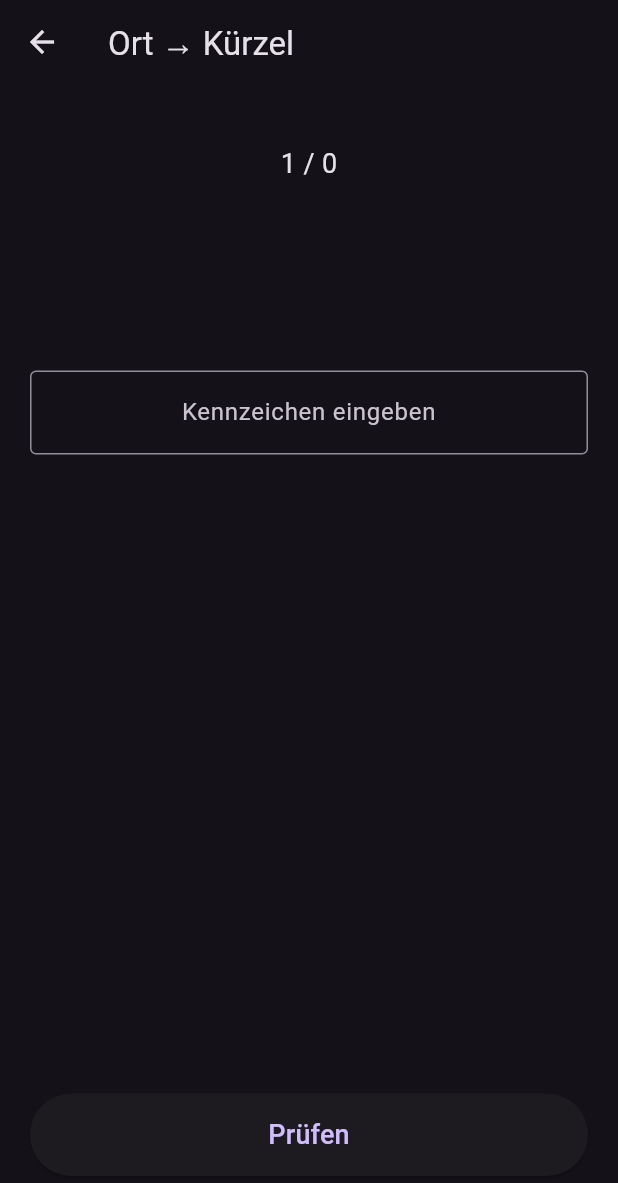
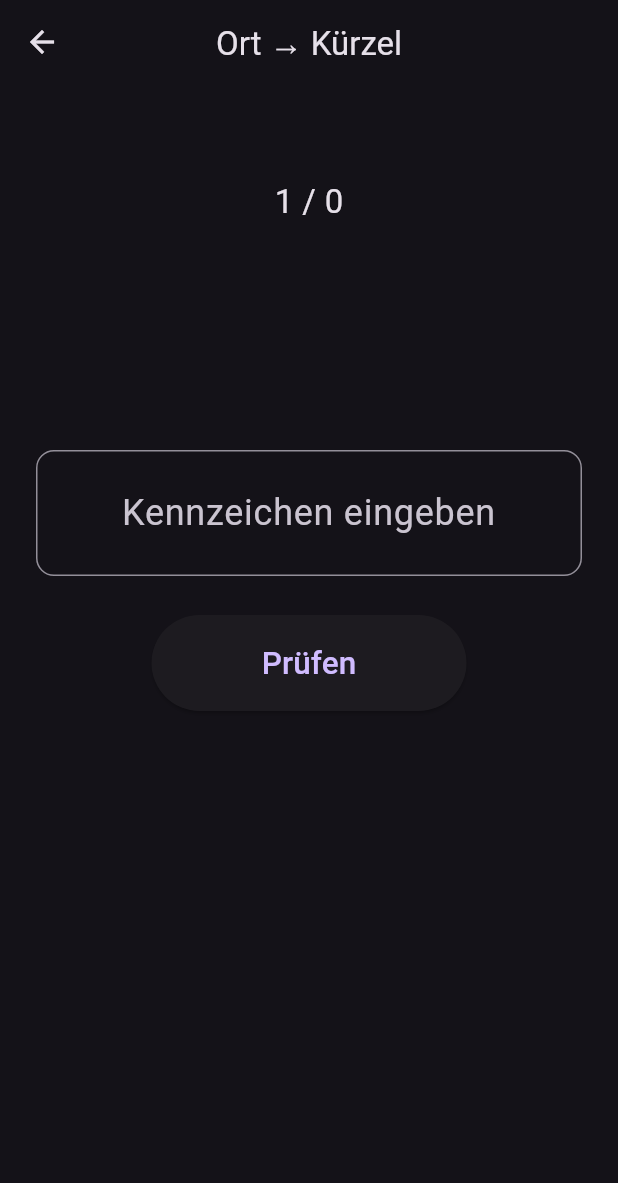
Before and after one commit to MIKIBLUE25/Kennzeichen-Lernapp, a Flutter app: the QuizInputStadt screen opened directly with empty values, after a tap on "Prüfen", on a phone screen of 412 x 824 dp. Shown: the top 1183 px of the screen. Run offline on Flutter 3.47's test engine with Material 3 defaults, Android fonts, the phone set to English and light mode, and no system bars; our stand-ins replace shared_preferences; accounts and stored records are empty; statements that could not run were skipped.

Commit message:
Layout Änderung

```diff
--- a/lib/screens/quiz_input_stadt.dart
+++ b/lib/screens/quiz_input_stadt.dart
@@ -1,7 +1,10 @@
+
 import 'package:flutter/material.dart';
 import '../data/kennzeichen_data.dart';
 import '../logic/quiz_logic.dart';
 import '../logic/storage.dart';
+import '../logic/quiz_session.dart';
+import 'quiz_ende.dart';
 
 class QuizInputStadt extends StatefulWidget {
   final String bundesland;
@@ -18,132 +21,93 @@ class QuizInputStadt extends StatefulWidget {
 class _QuizInputStadtState extends State<QuizInputStadt> {
   final TextEditingController controller = TextEditingController();
 
-  String aktuellesKennzeichen = "";
-  String aktuelleStadt = "";
+  late QuizSession session;
+
+  String aktuellesKennzeichen = '';
+  String aktuelleStadt = '';
 
   bool beantwortet = false;
   bool richtig = false;
 
-  List<String> quizKeys = [];
-  int aktuelleFrage = 0;
-
   @override
   void initState() {
     super.initState();
-    _quizStarten();
-  }
-
-  void _quizStarten() {
-    List<String> keys = [];
-
-    for (var entry in kennzeichenDaten.entries) {
-      for (var eintrag in entry.value) {
-        if (widget.bundesland == "Deutschland" ||
-            eintrag["bundesland"] == widget.bundesland ||
-            (widget.bundesland == "Bundesweit" &&
-                eintrag["bundesland"] == "Bundesweit")) {
-          keys.add(entry.key);
-          break;
-        }
-      }
-    }
-
-    keys.shuffle();
-
-    quizKeys = keys.take(20).toList();
-
-    if (quizKeys.isNotEmpty) {
+    session = QuizSession(bundesland: widget.bundesland);
+    session.start();
     _frageLaden();
-    }
   }
 
   void _frageLaden() {
-    if (aktuelleFrage >= quizKeys.length) {
-      return;
+    aktuellesKennzeichen = session.aktuellesKennzeichen;
+
+    final eintraege = kennzeichenDaten[aktuellesKennzeichen]!;
+    aktuelleStadt = (eintraege[0]['stadt'] as String?) ?? '';
+
+    controller.clear();
+    beantwortet = false;
+    richtig = false;
   }
 
-    aktuellesKennzeichen = quizKeys[aktuelleFrage];
+  Future<void> _antwortPruefen() async {
+    if (beantwortet || controller.text.trim().isEmpty) return;
 
-    var eintraege = kennzeichenDaten[aktuellesKennzeichen]!;
+    final eingabe = controller.text.trim().toUpperCase()
+        .replaceAll(RegExp(r'[\s-]+'), '');
 
-    aktuelleStadt =
-        (eintraege[0]["stadt"] as String?) ?? "";
+    final loesung = aktuellesKennzeichen.toUpperCase()
+        .replaceAll(RegExp(r'[\s-]+'), '');
 
-    controller.clear();
+    final passt = eingabe == loesung ||
+        (eingabe.length >= 2 &&
+            loesung.length >= 2 &&
+            levenshtein(eingabe, loesung) <= 2);
 
-    beantwortet = false;
-    richtig = false;
+    final eintraege = kennzeichenDaten[aktuellesKennzeichen]!;
 
-    setState(() {});
+    if (passt) {
+      eintraege[0]['richtigCount'] =
+          (eintraege[0]['richtigCount'] ?? 0) + 1;
+
+      if (eintraege[0]['richtigCount'] >= 2) {
+        eintraege[0]['gelernt'] = true;
       }
 
-  void _antwortPruefen() async {
-    if (beantwortet) return;
+      session.richtigBeantwortet++;
+    } else {
+      eintraege[0]['falschCount'] =
+          (eintraege[0]['falschCount'] ?? 0) + 1;
+    }
 
-    final eingabe = controller.text.trim();
+    await speichereFortschritt();
 
-    if (eingabe.isEmpty) return;
-
-    bool passt = _pruefeKennzeichen(eingabe);
+    if (!mounted) return;
 
     setState(() {
       beantwortet = true;
       richtig = passt;
     });
-
-    var eintraege = kennzeichenDaten[aktuellesKennzeichen]!;
-
-    if (passt) {
-      eintraege[0]["richtigCount"] =
-          (eintraege[0]["richtigCount"] ?? 0) + 1;
-
-      if (eintraege[0]["richtigCount"] >= 2) {
-        eintraege[0]["gelernt"] = true;
-      }
-    } else {
-      eintraege[0]["falschCount"] =
-          (eintraege[0]["falschCount"] ?? 0) + 1;
-    }
-
-    await speichereFortschritt();
-  }
-
-  bool _pruefeKennzeichen(String eingabe) {
-    String normalize(String text) {
-      return text
-          .toUpperCase()
-          .replaceAll(" ", "")
-          .replaceAll("-", "")
-          .trim();
-    }
-
-    String eingabeNorm = normalize(eingabe);
-    String loesungNorm = normalize(aktuellesKennzeichen);
-
-    if (eingabeNorm == loesungNorm) {
-      return true;
-    }
-
-    // Bis zu 2 Tippfehler erlauben
-    int dist = levenshtein(
-      eingabeNorm,
-      loesungNorm,
-    );
-
-    return dist <= 2;
   }
 
   void _weiter() {
     if (!beantwortet) return;
 
-    if (aktuelleFrage + 1 >= quizKeys.length) {
-      Navigator.pop(context);
+    final hatWeitereFrage = session.naechsteFrage();
+
+    if (!hatWeitereFrage) {
+      Navigator.pushReplacement(
+        context,
+        MaterialPageRoute(
+          builder: (_) => QuizEndeSeite(
+            richtig: session.richtigBeantwortet,
+            gesamt: session.gesamtFragen,
+            bundesland: widget.bundesland,
+          ),
+        ),
+      );
       return;
     }
 
-    aktuelleFrage++;
-
-    _frageLaden();
+    setState(_frageLaden);
   }
 
   @override
@@ -156,82 +120,110 @@ class _QuizInputStadtState extends State<QuizInputStadt> {
   Widget build(BuildContext context) {
     return Scaffold(
       appBar: AppBar(
-        title: const Text("Ort → Kürzel"),
+        title: const Text('Ort → Kürzel'),
+        centerTitle: true,
       ),
-      body: Padding(
-        padding: const EdgeInsets.all(20),
+      body: SafeArea(
+        child: Padding(
+          padding: const EdgeInsets.fromLTRB(24, 12, 24, 20),
           child: Column(
             children: [
-            const SizedBox(height: 20),
+              Text(
+                widget.bundesland,
+                style: TextStyle(
+                  fontSize: 16,
+                  color: Colors.grey[400],
+                ),
+              ),
+              const SizedBox(height: 28),
 
               Text(
-              "${aktuelleFrage + 1} / ${quizKeys.length}",
-              style: const TextStyle(
-                fontSize: 18,
+                '${session.aktuelleFrageNummer} / ${session.gesamtFragen}',
+                style: const TextStyle(fontSize: 22),
               ),
-            ),
-
-            const SizedBox(height: 40),
+              const SizedBox(height: 48),
 
               Text(
                 aktuelleStadt,
                 textAlign: TextAlign.center,
                 style: const TextStyle(
-                fontSize: 32,
+                  fontSize: 38,
                   fontWeight: FontWeight.bold,
                 ),
               ),
 
-            const SizedBox(height: 40),
+              const SizedBox(height: 48),
 
               TextField(
                 controller: controller,
                 enabled: !beantwortet,
                 textAlign: TextAlign.center,
                 textCapitalization: TextCapitalization.characters,
-              onSubmitted: (_) {
-                _antwortPruefen();
-              },
-              decoration: const InputDecoration(
-                hintText: "Kennzeichen eingeben",
-                border: OutlineInputBorder(),
+                onSubmitted: (_) => _antwortPruefen(),
+                style: const TextStyle(fontSize: 24),
+                decoration: InputDecoration(
+                  hintText: 'Kennzeichen eingeben',
+                  border: OutlineInputBorder(
+                    borderRadius: BorderRadius.circular(12),
                   ),
-            ),
-
-            const SizedBox(height: 20),
-
-            if (beantwortet)
-              Text(
-                richtig
-                    ? "Richtig!"
-                    : "Falsch! Richtig wäre: $aktuellesKennzeichen",
-                textAlign: TextAlign.center,
-                style: TextStyle(
-                  fontSize: 22,
-                  fontWeight: FontWeight.bold,
-                  color: richtig ? Colors.green : Colors.red,
-                ),
-              ),
-
-            const Spacer(),
-
-            SizedBox(
-              width: double.infinity,
-              height: 55,
-              child: ElevatedButton(
-                onPressed:
-                    beantwortet ? _weiter : _antwortPruefen,
-                child: Text(
-                  beantwortet ? "Weiter" : "Prüfen",
-                  style: const TextStyle(
-                    fontSize: 18,
-                  ),
+                  contentPadding: const EdgeInsets.symmetric(
+                    horizontal: 18,
+                    vertical: 24,
                   ),
                 ),
               ),
 
-            const SizedBox(height: 20),
+              const SizedBox(height: 26),
+
+              if (!beantwortet)
+                ElevatedButton(
+                  onPressed: _antwortPruefen,
+                  style: ElevatedButton.styleFrom(
+                    minimumSize: const Size(210, 64),
+                    shape: const StadiumBorder(),
+                  ),
+                  child: const Text(
+                    'Prüfen',
+                    style: TextStyle(fontSize: 21),
+                  ),
+                ),
+
+              if (beantwortet) ...[
+                const SizedBox(height: 8),
+                Text(
+                  richtig
+                      ? '✓ Richtig!'
+                      : '✕ Falsch! Richtig wäre: $aktuellesKennzeichen',
+                  textAlign: TextAlign.center,
+                  style: TextStyle(
+                    fontSize: 30,
+                    fontWeight: FontWeight.bold,
+                    color: richtig
+                        ? const Color(0xFF4CAF50)
+                        : const Color(0xFFEF5350),
+                  ),
+                ),
               ],
+
+              const Spacer(),
+
+              if (beantwortet)
+                SizedBox(
+                  width: double.infinity,
+                  height: 64,
+                  child: ElevatedButton(
+                    onPressed: _weiter,
+                    style: ElevatedButton.styleFrom(
+                      shape: const StadiumBorder(),
+                    ),
+                    child: const Text(
+                      'Weiter',
+                      style: TextStyle(fontSize: 21),
+                    ),
+                  ),
+                ),
+            ],
+          ),
         ),
       ),
     );
```
Also changed, not shown: lib/screens/quiz_input.dart (+180 -106 lines), lib/screens/quiz_multiple_choice.dart (+112 -62 lines). Lines whose indentation alone changed are shown as unchanged.
